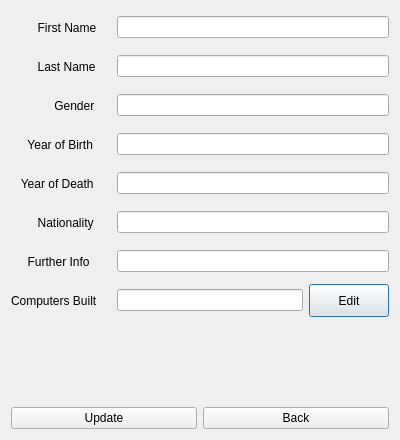
The window that verklegt_vika_3/verklegt_GUI/UI/editstudentdialog.ui (vilhjalmur12/verklegt_1) describes before a commit, drawn with Qt 5.
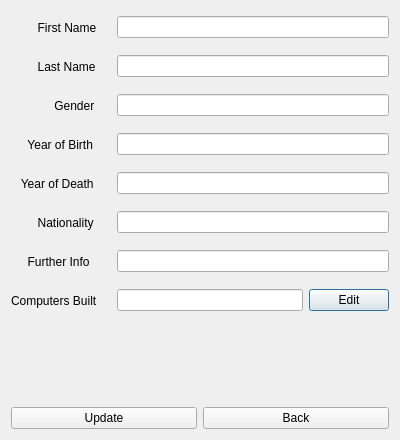
The same window after the commit.

```diff
--- a/verklegt_vika_3/verklegt_GUI/UI/editstudentdialog.ui
+++ b/verklegt_vika_3/verklegt_GUI/UI/editstudentdialog.ui
@@ -248,7 +248,7 @@
              <property name="minimumSize">
               <size>
                <width>0</width>
-               <height>33</height>
+               <height>0</height>
               </size>
              </property>
              <property name="text">
```
